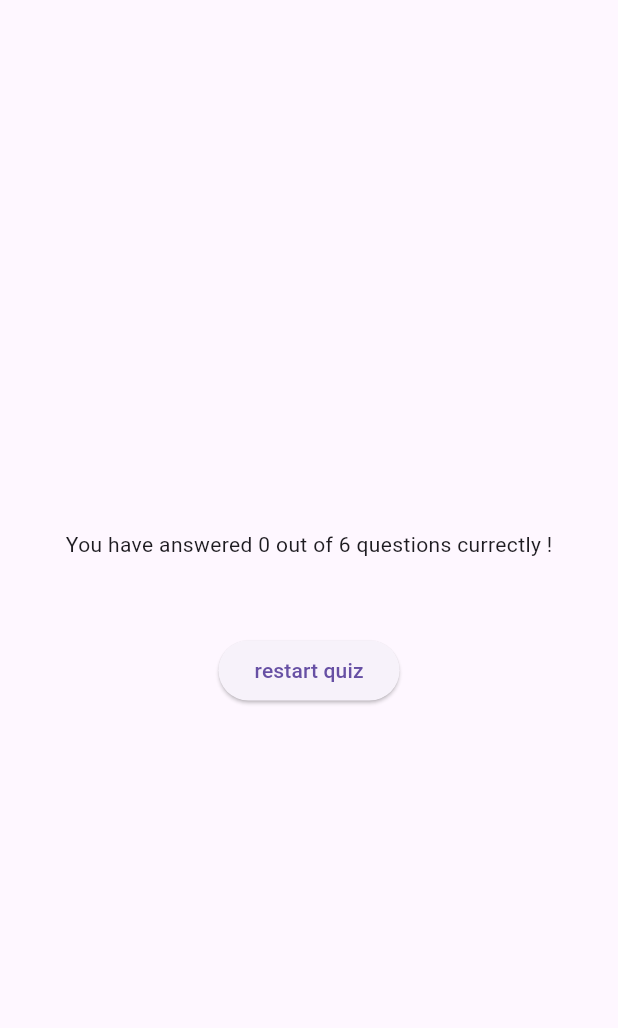
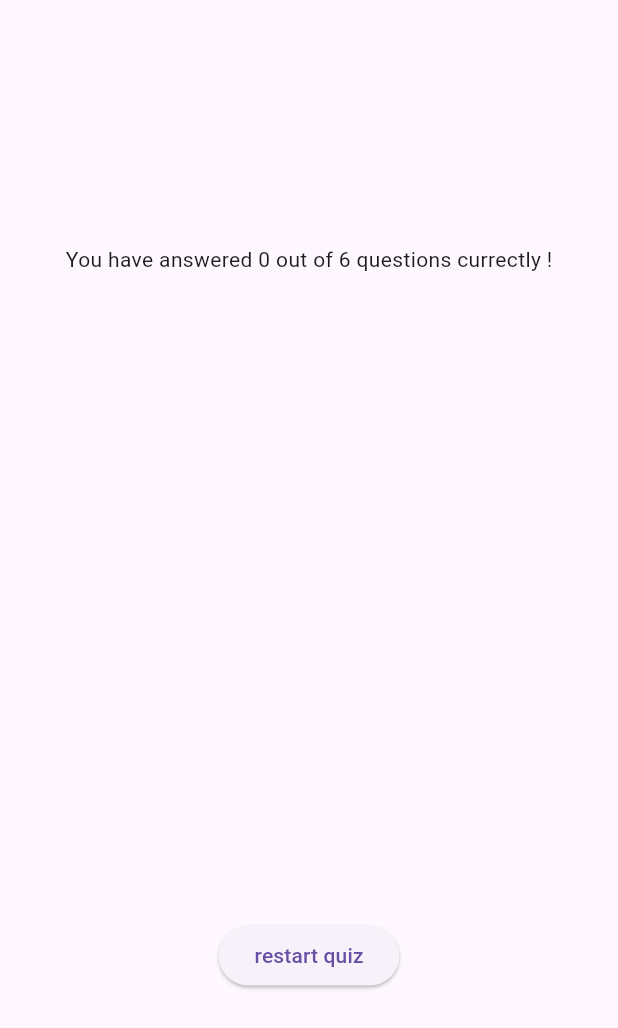
Before and after one commit to Indrajit-Banerjee7/QuizeApp, a Flutter app: the ResultScreen widget shown alone on an empty page, opened directly with empty values, on a phone screen of 412 x 824 dp. Shown: the top 1028 px of the screen. Run offline on Flutter 3.47's test engine with Material 3 defaults, Android fonts, the phone set to English and light mode, and no system bars.

Commit message:
logical things are done

```diff
--- a/lib/rest_screen.dart
+++ b/lib/rest_screen.dart
@@ -40,6 +40,7 @@ class ResultScreen extends StatelessWidget{
         ),
          SizedBox(
           width: 300,
+          height: 380,
           child:ResultBox(summery),
          ),
         //  ...anslistResScreen.map(
--- a/lib/restultbox.dart
+++ b/lib/restultbox.dart
@@ -5,7 +5,8 @@ class ResultBox extends StatelessWidget {
   final List<Map<String, Object>> dataSummery;
   @override
   Widget build(BuildContext context) {
-    return Center(
+    return SingleChildScrollView(
+      child: Center(
         child: Column(
             children: dataSummery
                 .map((e) => Row(
@@ -22,8 +23,11 @@ class ResultBox extends StatelessWidget {
                           ),
                         )
                       ],
-                  ))
-              .toList()),
+                    ),
+                    )
+                .toList(),
+                ),
+      ),
     );
   }
 }
```
Lines whose indentation alone changed are shown as unchanged.
